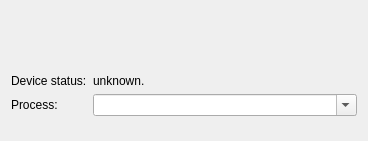
This is src/DGLGui/ui/dglprojproperties_android.ui in scygan/debugler as Qt 5 draws it before an edit. The edited form follows.
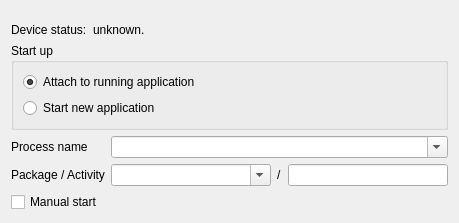
This is the edited form. Custom widgets are drawn as their Qt base class.

Commit message: Add support for (manually) running new processes on Android.

Patch:
```diff
--- a/src/DGLGui/ui/dglprojproperties_android.ui
+++ b/src/DGLGui/ui/dglprojproperties_android.ui
@@ -9,8 +9,8 @@
    <rect>
     <x>0</x>
     <y>0</y>
-    <width>368</width>
-    <height>141</height>
+    <width>459</width>
+    <height>223</height>
    </rect>
   </property>
   <property name="windowTitle">
@@ -39,14 +39,84 @@
        </property>
       </widget>
      </item>
-     <item row="3" column="0">
+    </layout>
+   </item>
+   <item>
+    <widget class="QGroupBox" name="groupBoxStartup">
+     <property name="title">
+      <string>Start up</string>
+     </property>
+     <layout class="QVBoxLayout" name="verticalLayout">
+      <item>
+       <widget class="QRadioButton" name="radioButtonAttach">
+        <property name="text">
+         <string>Attach to running application</string>
+        </property>
+        <property name="checked">
+         <bool>true</bool>
+        </property>
+       </widget>
+      </item>
+      <item>
+       <widget class="QRadioButton" name="radioButtonNew">
+        <property name="text">
+         <string>Start new application</string>
+        </property>
+       </widget>
+      </item>
+     </layout>
+    </widget>
+   </item>
+   <item>
+    <layout class="QGridLayout" name="gridLayout">
+     <item row="0" column="0">
       <widget class="QLabel" name="label_2">
        <property name="text">
-        <string>Process:</string>
+        <string>Process name</string>
        </property>
       </widget>
      </item>
-     <item row="3" column="1">
+     <item row="2" column="0">
+      <widget class="QLabel" name="label">
+       <property name="text">
+        <string>Package / Activity</string>
+       </property>
+      </widget>
+     </item>
+     <item row="2" column="1">
+      <widget class="QComboBox" name="comboBoxPackage">
+       <property name="sizePolicy">
+        <sizepolicy hsizetype="Expanding" vsizetype="Fixed">
+         <horstretch>0</horstretch>
+         <verstretch>0</verstretch>
+        </sizepolicy>
+       </property>
+       <property name="editable">
+        <bool>true</bool>
+       </property>
+      </widget>
+     </item>
+     <item row="3" column="0">
+      <widget class="QCheckBox" name="checkBoxManualStart">
+       <property name="enabled">
+        <bool>true</bool>
+       </property>
+       <property name="text">
+        <string>Manual start</string>
+       </property>
+      </widget>
+     </item>
+     <item row="2" column="2">
+      <widget class="QLabel" name="label_3">
+       <property name="text">
+        <string>/</string>
+       </property>
+      </widget>
+     </item>
+     <item row="2" column="3">
+      <widget class="QLineEdit" name="lineEditActivity"/>
+     </item>
+     <item row="0" column="1" colspan="3">
       <widget class="QComboBox" name="comboBoxProcess">
        <property name="editable">
         <bool>true</bool>
```
Left out of the diff: 2 changed lines with no effect on the pictures. The commit also changes 8 other files.
